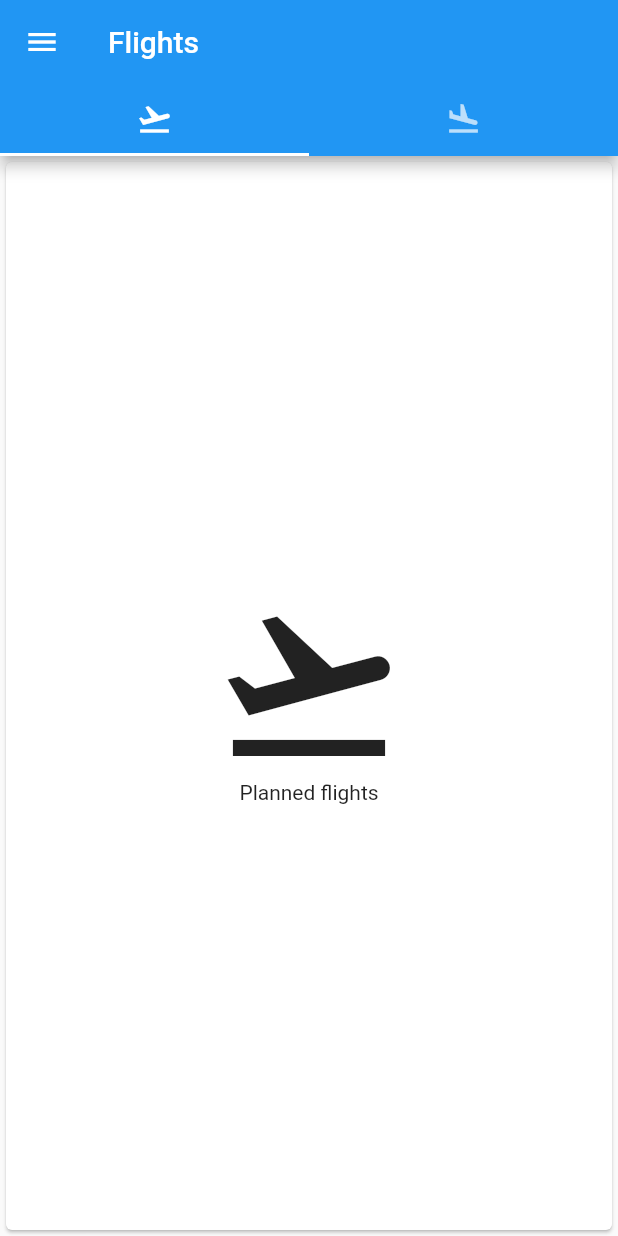
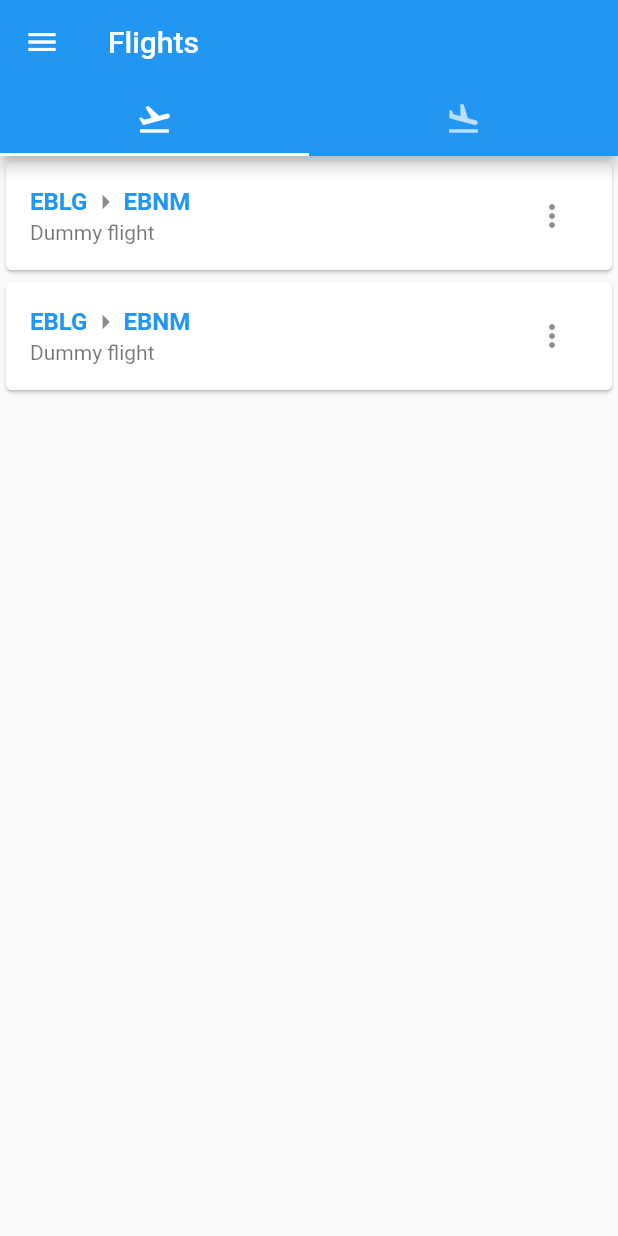
Before and after one commit to acrovato/fluttair, a Flutter app: the screen it shows after launch, on a phone screen of 412 x 824 dp. Run offline on Flutter 3.47's test engine with Material 2 defaults, Android fonts, the phone set to English and light mode, and no system bars; our stand-ins replace dynamic_theme, flutter_map, latlong, location, sqflite; missing offline and left inert: flutter_suncalc, preferences; accounts and stored records are empty.

Commit message:
Minor changes + save commit

```diff
--- a/lib/database/internet.dart
+++ b/lib/database/internet.dart
@@ -12,6 +12,8 @@ import 'package:html/dom.dart';
 
 import 'package:fluttair/model/weather.dart';
 import 'package:fluttair/model/notam.dart';
+
+// TODO abstract class, as separate commit
 
 /// Weather database (from NOOA)
 class WeatherProvider {
--- a/lib/model/flights.dart
+++ b/lib/model/flights.dart
@@ -1,14 +1,18 @@
 import 'package:latlong/latlong.dart';
 
 // TODO flight as abstract, planned and recorded flight as actual OR merged?
+// TODO save/write/track operations in database?
 class Flight {
+  String name;
+  String departure;
+  String arrival;
   List<LatLng> _steerpoints;
 
   List<LatLng> get steerpoints {
     return _steerpoints;
   }
 
-  Flight(this._steerpoints);
+  Flight(this._steerpoints) {name = 'Dummy flight'; departure = 'EBLG'; arrival = 'EBNM';}
 
   bool record() {
     return true;
--- a/lib/views/country.dart
+++ b/lib/views/country.dart
@@ -115,7 +115,7 @@ class _AirportsTabState extends State<_AirportsTab> {
               future: airports,
               builder: (BuildContext context, AsyncSnapshot<List> snapshot) {
                 if (snapshot.hasData) {
-                  return new ListView.builder(
+                  return ListView.builder(
                       shrinkWrap: true,
                       itemCount: snapshot.data.length,
                       itemBuilder: (context, i) {
@@ -197,7 +197,7 @@ class _AirspacesTabState extends State<_AirspacesTab> {
               future: airspaces,
               builder: (BuildContext context, AsyncSnapshot<List> snapshot) {
                 if (snapshot.hasData) {
-                  return new ListView.builder(
+                  return ListView.builder(
                       shrinkWrap: true,
                       itemCount: snapshot.data.length,
                       itemBuilder: (context, i) {
@@ -279,7 +279,7 @@ class _NavaidsTabState extends State<_NavaidsTab> {
               future: navaids,
               builder: (BuildContext context, AsyncSnapshot<List> snapshot) {
                 if (snapshot.hasData) {
-                  return new ListView.builder(
+                  return ListView.builder(
                       shrinkWrap: true,
                       itemCount: snapshot.data.length,
                       itemBuilder: (context, i) {
--- a/lib/views/flights.dart
+++ b/lib/views/flights.dart
@@ -1,4 +1,7 @@
+import 'dart:async';
 import 'package:flutter/material.dart';
+
+import 'package:fluttair/model/flights.dart';
 
 import 'sidebar.dart';
 
@@ -50,7 +53,7 @@ class FlightsViewState extends State<FlightsView> {
         ),
         body: TabBarView(
           children: [
-            MyFlightsCard(Icons.flight_takeoff, 'Planned flights'),
+            _PlannedTab(),
             MyFlightsCard(Icons.flight_land, 'Recorded flights'),
           ],
         ),
@@ -58,3 +61,87 @@ class FlightsViewState extends State<FlightsView> {
     );
   }
 }
+
+class _PlannedTab extends StatefulWidget {
+  _PlannedTab({Key key}) : super(key: key);
+
+  @override
+  _PlannedTabState createState() => _PlannedTabState();
+}
+
+class _PlannedTabState extends State<_PlannedTab> {
+  static Future<List<Flight>> flights;
+
+  // Temp
+  Future<List<Flight>> getFlights() {
+    Completer<List<Flight>> completer = Completer();
+    completer.complete([Flight([]), Flight([])]);
+    return completer.future;
+  }
+
+  @override
+  void initState() {
+    flights = getFlights();
+    super.initState();
+  }
+
+  Widget flightTile(BuildContext context, Flight flight) {
+    // TODO not entirely sure of what I am doing here...
+    List<PopupMenuItem<int>> _actions = List(2);
+
+    _actions[0] = PopupMenuItem<int>(child: Text('Delete'), value: 0);
+    _actions[1] = PopupMenuItem<int>(child: Text('Archive'), value: 1);
+
+    void _choiceAction(int choice) {
+      if (choice == 0)
+        print('Delete');
+      else if (choice == 1) print('Archive');
+    }
+
+    return Card(
+        child: ListTile(
+            title: Row(children: <Widget>[
+              Text(flight.departure,
+                  style: TextStyle(
+                      fontWeight: FontWeight.bold,
+                      color: Theme.of(context).accentColor)),
+              Icon(Icons.arrow_right),
+              Text(flight.arrival,
+                  style: TextStyle(
+                      fontWeight: FontWeight.bold,
+                      color: Theme.of(context).accentColor))
+            ]),
+            subtitle: Text(flight.name),
+            trailing: PopupMenuButton<int>(
+                onSelected: _choiceAction,
+                itemBuilder: (BuildContext context) => _actions),
+            onTap: () {
+              //  Navigator.push(
+              //      context,
+              //      MaterialPageRoute(
+              //          builder: (context) => FlightView(airport: data[i])));
+            }));
+  }
+
+  @override
+  Widget build(BuildContext context) {
+    return FutureBuilder(
+        future: flights,
+        builder: (BuildContext context, AsyncSnapshot<List> snapshot) {
+          if (snapshot.hasData) {
+            return ListView.builder(
+                shrinkWrap: true,
+                itemCount: snapshot.data.length,
+                itemBuilder: (context, i) {
+                  return flightTile(context, snapshot.data[i]);
+                });
+          } else if (snapshot.hasError) {
+            return Container(
+                child: Text(snapshot.error.toString()),
+                margin: EdgeInsets.all(10));
+          } else {
+            return Center(child: CircularProgressIndicator());
+          }
+        });
+  }
+}
```
Also changed, not shown: lib/views/map.dart (+7 -4 lines), lib/views/settings.dart (+33 -5 lines).
